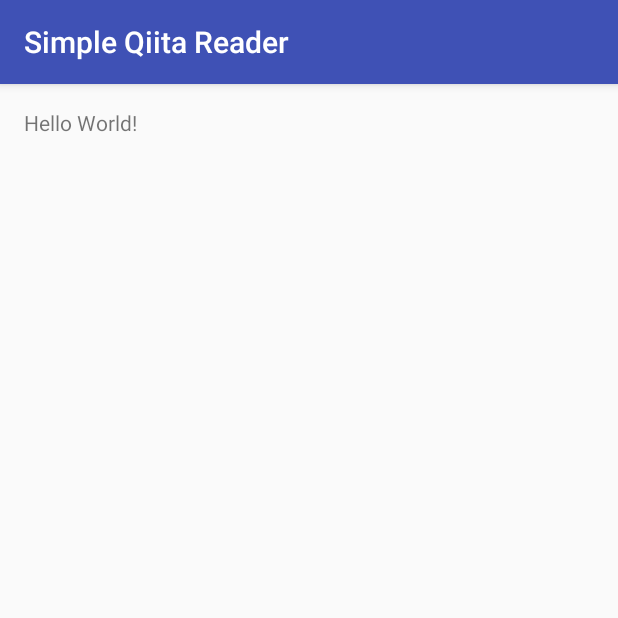
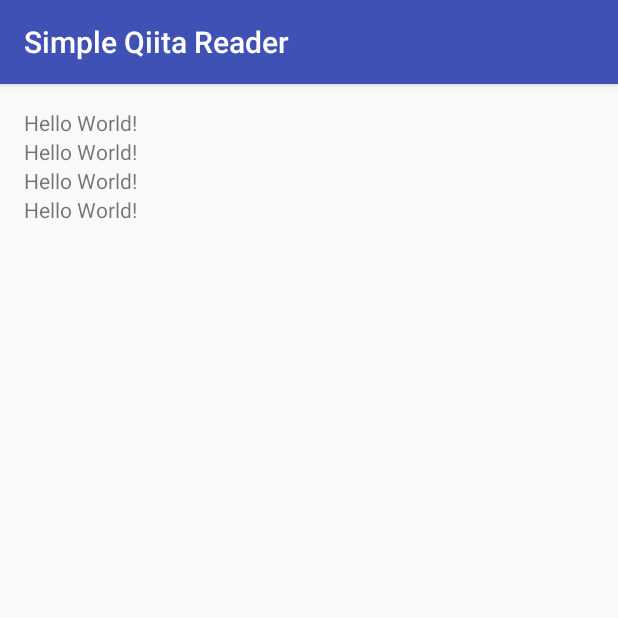
Before and after one commit to nobuoka/android-simple-qiita-reader, an Android app: the screen it shows after launch (MainActivity), on a phone screen of 412 x 824 dp, the top half of it. Run offline under Robolectric (Android 15) with nearby library versions, the phone set to English and light mode, and no system bars; our stand-ins replace data binding.

Commit message:
`RecyclerView` 導入

```diff
--- a/app/build.gradle
+++ b/app/build.gradle
@@ -33,6 +33,7 @@ dependencies {
     compile "org.jetbrains.kotlin:kotlin-stdlib:$kotlin_version"
     testCompile 'junit:junit:4.12'
     compile 'com.android.support:appcompat-v7:23.2.1'
+    compile 'com.android.support:recyclerview-v7:23.2.1'
 
     compile 'com.google.code.gson:gson:2.4'
 
--- a/app/src/main/java/info/vividcode/android/sqr/MainActivity.java
+++ b/app/src/main/java/info/vividcode/android/sqr/MainActivity.java
@@ -1,13 +1,25 @@
 package info.vividcode.android.sqr;
 
+import android.databinding.DataBindingUtil;
 import android.support.v7.app.AppCompatActivity;
 import android.os.Bundle;
+import android.support.v7.widget.LinearLayoutManager;
+
+import info.vividcode.android.sqr.databinding.ActivityMainBinding;
+import info.vividcode.android.sqr.presentation.QiitaItemListAdapter;
 
 public class MainActivity extends AppCompatActivity {
+
+    QiitaItemListAdapter mAdapter;
 
     @Override
     protected void onCreate(Bundle savedInstanceState) {
         super.onCreate(savedInstanceState);
-        setContentView(R.layout.activity_main);
+        ActivityMainBinding binding = DataBindingUtil.setContentView(this, R.layout.activity_main);
+
+        mAdapter = new QiitaItemListAdapter();
+        binding.recyclerView.setLayoutManager(new LinearLayoutManager(this));
+        binding.recyclerView.setAdapter(mAdapter);
     }
+
 }
--- /dev/null
+++ b/app/src/main/java/info/vividcode/android/sqr/presentation/QiitaItemListAdapter.java
@@ -0,0 +1,26 @@
+package info.vividcode.android.sqr.presentation;
+
+import android.support.v7.widget.RecyclerView;
+import android.view.LayoutInflater;
+import android.view.ViewGroup;
+
+import info.vividcode.android.sqr.databinding.ItemQiitaItemBinding;
+
+public class QiitaItemListAdapter extends RecyclerView.Adapter<RecyclerView.ViewHolder> {
+
+    @Override
+    public RecyclerView.ViewHolder onCreateViewHolder(ViewGroup parent, int viewType) {
+        ItemQiitaItemBinding b = ItemQiitaItemBinding.inflate(LayoutInflater.from(parent.getContext()), parent, false);
+        return new RecyclerView.ViewHolder(b.getRoot()) {};
+    }
+
+    @Override
+    public void onBindViewHolder(RecyclerView.ViewHolder holder, int position) {
+    }
+
+    @Override
+    public int getItemCount() {
+        return 4;
+    }
+
+}
--- a/app/src/main/res/layout/activity_main.xml
+++ b/app/src/main/res/layout/activity_main.xml
@@ -1,17 +1,16 @@
 <?xml version="1.0" encoding="utf-8"?>
-<RelativeLayout
+<layout
     xmlns:android="http://schemas.android.com/apk/res/android"
     xmlns:tools="http://schemas.android.com/tools"
-    android:layout_width="match_parent"
-    android:layout_height="match_parent"
-    android:paddingBottom="@dimen/activity_vertical_margin"
-    android:paddingLeft="@dimen/activity_horizontal_margin"
-    android:paddingRight="@dimen/activity_horizontal_margin"
-    android:paddingTop="@dimen/activity_vertical_margin"
     tools:context="info.vividcode.android.sqr.MainActivity">
 
-    <TextView
-        android:layout_width="wrap_content"
-        android:layout_height="wrap_content"
-        android:text="Hello World!"/>
-</RelativeLayout>
+    <android.support.v7.widget.RecyclerView
+        android:id="@+id/recycler_view"
+        android:layout_width="match_parent"
+        android:layout_height="match_parent"
+        android:paddingBottom="@dimen/activity_vertical_margin"
+        android:paddingLeft="@dimen/activity_horizontal_margin"
+        android:paddingRight="@dimen/activity_horizontal_margin"
+        android:paddingTop="@dimen/activity_vertical_margin"/>
+
+</layout>
--- /dev/null
+++ b/app/src/main/res/layout/item_qiita_item.xml
@@ -0,0 +1,12 @@
+<?xml version="1.0" encoding="utf-8"?>
+<layout xmlns:android="http://schemas.android.com/apk/res/android">
+    <LinearLayout
+        android:orientation="vertical"
+        android:layout_width="match_parent"
+        android:layout_height="wrap_content">
+        <TextView
+            android:layout_width="wrap_content"
+            android:layout_height="wrap_content"
+            android:text="Hello World!"/>
+    </LinearLayout>
+</layout>
```
